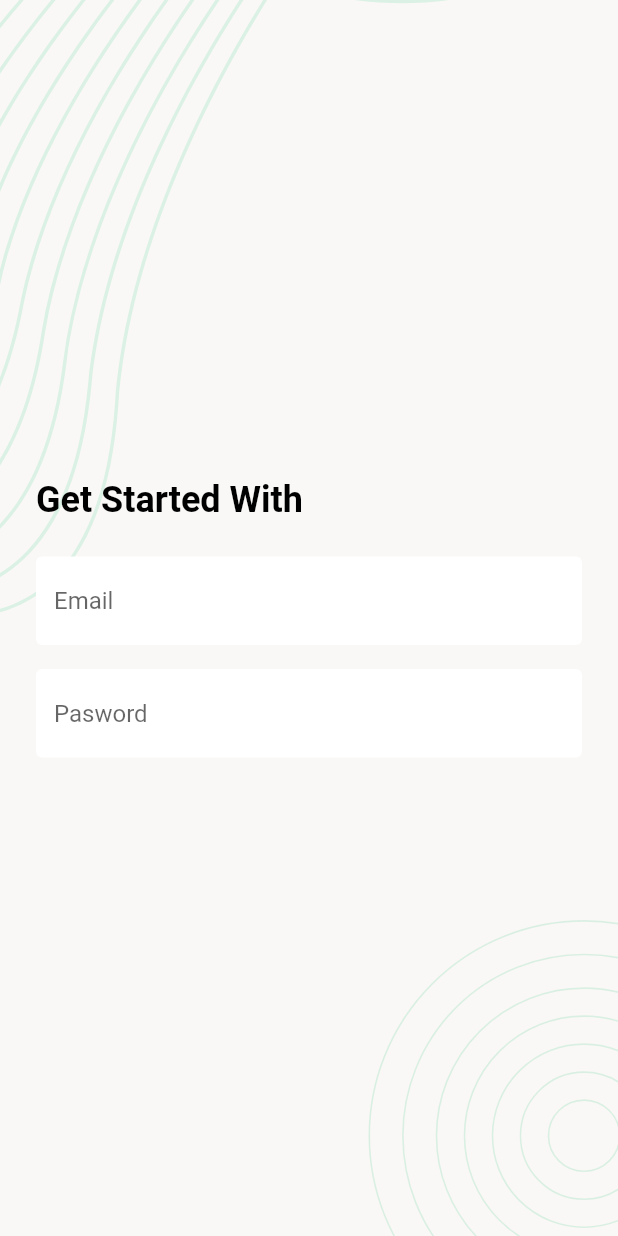
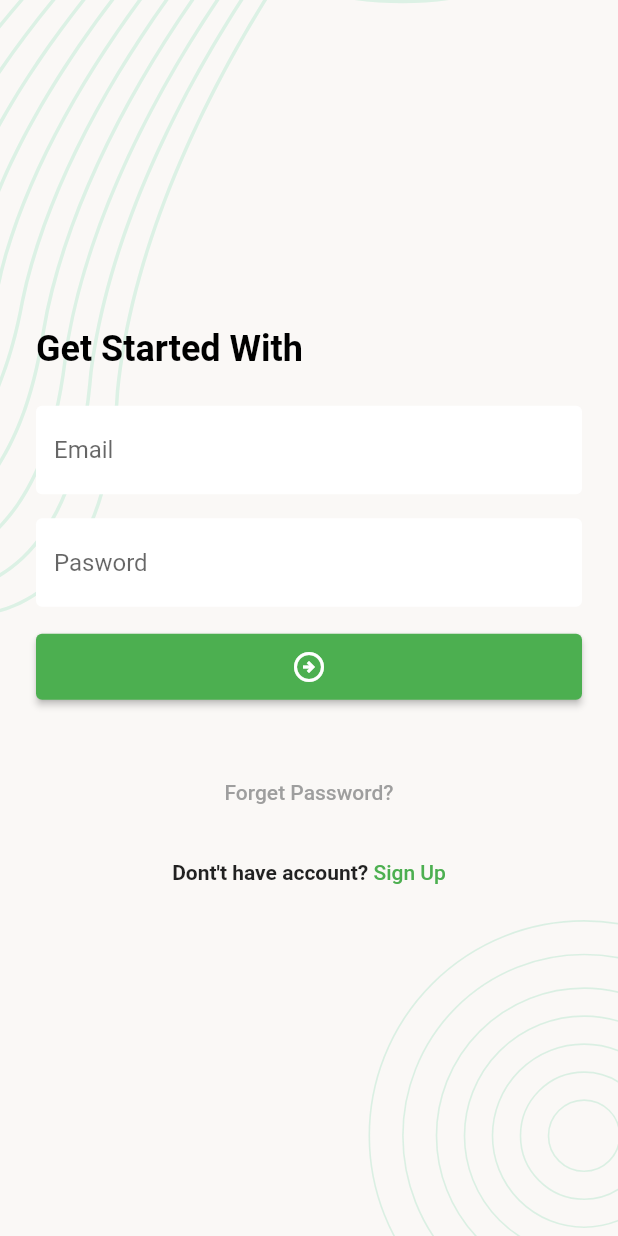
Before and after one commit to kafi015/Ostad-Assignments, a Flutter app: the screen it shows after launch, on a phone screen of 412 x 824 dp. Run offline on Flutter 3.47's test engine with Material 2 defaults, Android fonts, the light colour scheme and no system bars; our stand-ins replace flutter_svg.

Commit message:
login screen done

```diff
--- a/lib/ui/screens/log_in_screen.dart
+++ b/lib/ui/screens/log_in_screen.dart
@@ -1,4 +1,5 @@
 import 'package:flutter/material.dart';
+import 'package:task_manager/ui/widgets/elevated_button.dart';
 import 'package:task_manager/ui/widgets/screen_background.dart';
 
 import '../utils/text_styles.dart';
@@ -16,28 +17,76 @@ class _LogInScreenState extends State<LogInScreen> {
   Widget build(BuildContext context) {
     return Scaffold(
       body: ScreenBackground(
-        widget: Column(
+        widget: Padding(
+          padding: const EdgeInsets.symmetric(horizontal: 24.0),
+          child: Column(
             crossAxisAlignment: CrossAxisAlignment.start,
             mainAxisAlignment: MainAxisAlignment.center,
             children: [
-            Padding(
-              padding: const EdgeInsets.symmetric(horizontal: 24.0),
-              child: Text(
+              Text(
                 "Get Started With",
                 style: ScreenTitleTextStyle,
               ),
-            ),
-            SizedBox(
+              const SizedBox(
                 height: 24,
               ),
               AppTextField(
                   hintText: 'Email', controller: TextEditingController()),
-            SizedBox(
+              const SizedBox(
                 height: 16,
               ),
               AppTextField(
-                hintText: 'Pasword', controller: TextEditingController(),obscureText: true,),
+                hintText: 'Pasword',
+                controller: TextEditingController(),
+                obscureText: true,
+              ),
+              const SizedBox(
+                height: 16,
+              ),
+              AppElevatedButton(
+                  child: Icon(Icons.arrow_circle_right_outlined), onTap: () {}),
+              const SizedBox(
+                height: 36,
+              ),
+              Center(
+                  child: TextButton(
+                    style: TextButton.styleFrom(
+                      padding: EdgeInsets.zero,
+                      minimumSize: Size.zero
+                    ),
+                      onPressed: () {},
+                      child: const Text(
+                        "Forget Password?",
+                        style: TextStyle(color: Colors.grey),
+                      ))),
+              const SizedBox(
+                height: 5,
+              ),
+              Row(
+                mainAxisAlignment: MainAxisAlignment.center,
+                children: [
+                  const Text(
+                    "Dont't have account? ",
+                    style: TextStyle(fontWeight: FontWeight.bold),
+                  ),
+                  TextButton(
+
+                    style: TextButton.styleFrom(
+                      minimumSize: Size.zero,
+                      padding: EdgeInsets.zero,
+                    ),
+
+                      onPressed: () {},
+                      child: const Text(
+                        "Sign Up",
+                        style: TextStyle(
+                          color: Colors.green,
+                        ),
+                      ))
                 ],
+              )
+            ],
+          ),
         ),
       ),
     );
--- a/lib/ui/widgets/app_textfield_widget.dart
+++ b/lib/ui/widgets/app_textfield_widget.dart
@@ -11,17 +11,15 @@ class AppTextField extends StatelessWidget {
 
   @override
   Widget build(BuildContext context) {
-    return Padding(
-      padding: const EdgeInsets.symmetric(horizontal: 24.0),
-      child: TextFormField(
+    return TextFormField(
       controller: controller,
       obscureText: obscureText ?? false,
+      obscuringCharacter: '*',
       decoration: InputDecoration(
           hintText: hintText,
           fillColor: Colors.white,
           filled: true,
           border: const OutlineInputBorder(borderSide: BorderSide.none)),
-      ),
     );
   }
 }
--- /dev/null
+++ b/lib/ui/widgets/elevated_button.dart
@@ -0,0 +1,25 @@
+import 'package:flutter/material.dart';
+
+class AppElevatedButton extends StatelessWidget {
+  const AppElevatedButton({
+    Key? key, required this.child, required this.onTap,
+  }) : super(key: key);
+
+
+  final Widget child;
+  final VoidCallback onTap;
+
+  @override
+  Widget build(BuildContext context) {
+    return SizedBox(
+      width: double.infinity,
+      child: ElevatedButton(
+          onPressed: onTap,
+          style: ElevatedButton.styleFrom(
+            backgroundColor: Colors.green,
+            padding: const EdgeInsets.all(10.0),
+          ),
+          child: child,
+    ),);
+  }
+}
```
Lines whose indentation alone changed are shown as unchanged.
